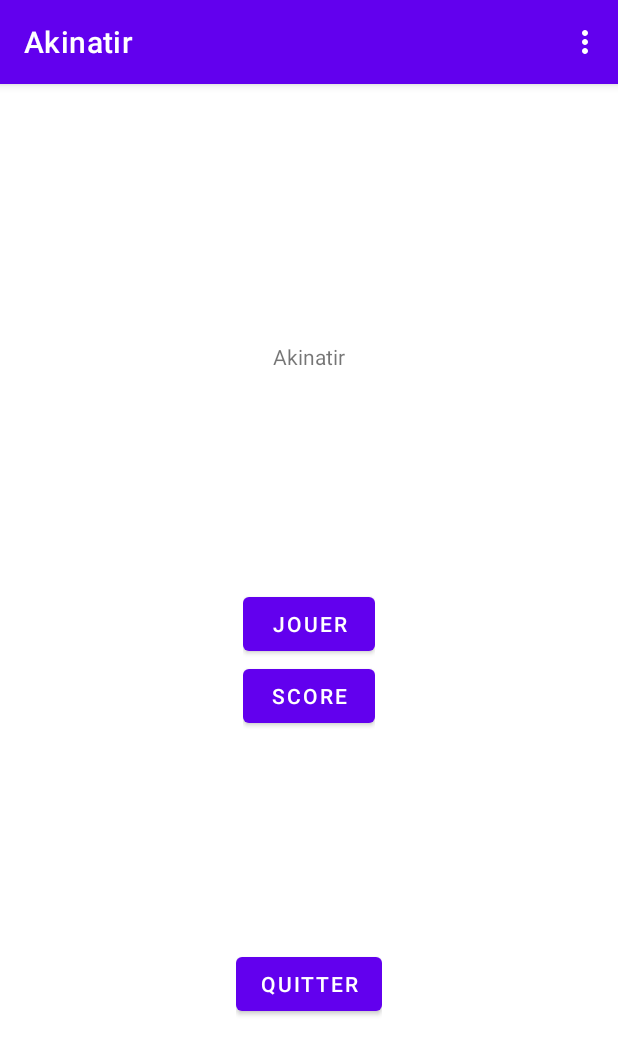
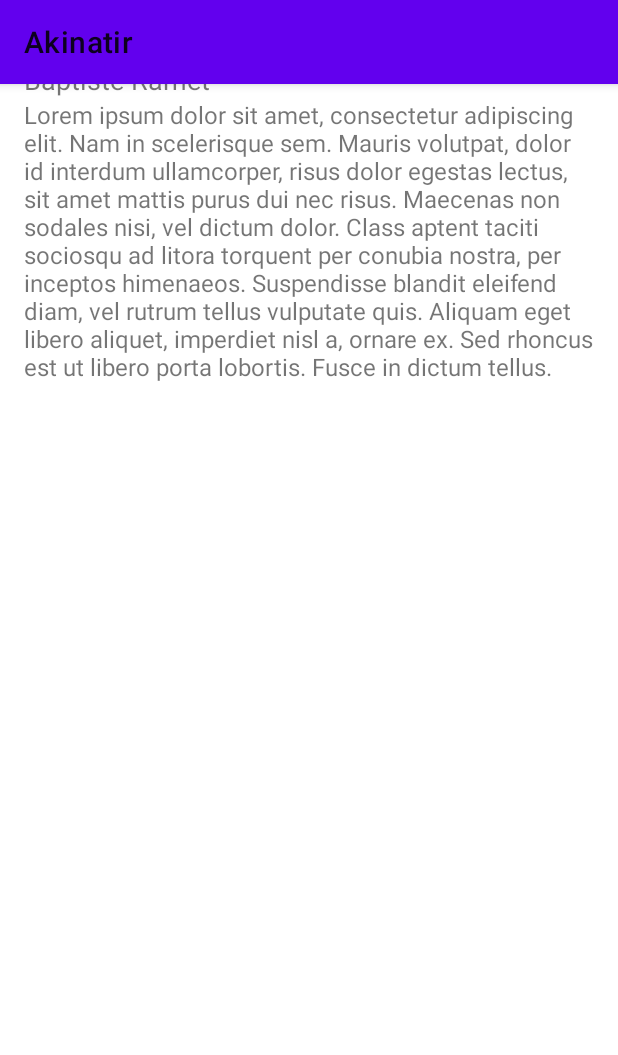
Before and after one commit to Vanysh3d/ProjetMobileCalcMent, an Android app: the HomeScreen screen opened directly, with no data from a screen before it, in the options menu, after a tap on "À propos", on a phone screen of 412 x 824 dp. Shown: the top 1055 px of the screen. Run offline under Robolectric (Android 15) with nearby library versions, the phone set to English and light mode, and no system bars; 1 statement that could not run was skipped.

Commit message:
ajout de toutes les activities pensés et demandées dans le sujet + mise à jour des Strings et traduction

```diff
--- a/app/build.gradle.kts
+++ b/app/build.gradle.kts
@@ -37,6 +37,7 @@ dependencies {
     implementation(libs.material)
     implementation(libs.activity)
     implementation(libs.constraintlayout)
+    implementation(libs.preference)
     testImplementation(libs.junit)
     androidTestImplementation(libs.ext.junit)
     androidTestImplementation(libs.espresso.core)
--- /dev/null
+++ b/app/src/main/java/com/example/ProjectMobileCalcMent/AboutActivity.java
@@ -0,0 +1,26 @@
+package com.example.ProjectMobileCalcMent;
+
+import android.os.Bundle;
+
+import androidx.activity.EdgeToEdge;
+import androidx.appcompat.app.AppCompatActivity;
+import androidx.core.graphics.Insets;
+import androidx.core.view.ViewCompat;
+import androidx.core.view.WindowInsetsCompat;
+
+import com.example.projetmobilecalcment.R;
+
+public class AboutActivity extends AppCompatActivity {
+
+    @Override
+    protected void onCreate(Bundle savedInstanceState) {
+        super.onCreate(savedInstanceState);
+        EdgeToEdge.enable(this);
+        setContentView(R.layout.activity_about);
+        ViewCompat.setOnApplyWindowInsetsListener(findViewById(R.id.main), (v, insets) -> {
+            Insets systemBars = insets.getInsets(WindowInsetsCompat.Type.systemBars());
+            v.setPadding(systemBars.left, systemBars.top, systemBars.right, systemBars.bottom);
+            return insets;
+        });
+    }
+}
--- a/app/src/main/java/com/example/ProjectMobileCalcMent/HomeScreen.java
+++ b/app/src/main/java/com/example/ProjectMobileCalcMent/HomeScreen.java
@@ -1,8 +1,10 @@
 package com.example.ProjectMobileCalcMent;
 
+import android.content.Intent;
 import android.os.Bundle;
 import android.view.Menu;
 import android.view.MenuItem;
+import android.widget.Button;
 
 import androidx.activity.EdgeToEdge;
 import androidx.appcompat.app.AppCompatActivity;
@@ -24,6 +26,24 @@ public class HomeScreen extends AppCompatActivity {
             v.setPadding(systemBars.left, systemBars.top, systemBars.right, systemBars.bottom);
             return insets;
         });
+
+        Button playButton = findViewById(R.id.button_play);
+        Button scoreButton = findViewById(R.id.button_score);
+        Button quitButton = findViewById(R.id.button_quit);
+
+        playButton.setOnClickListener(v -> {
+            Intent intent = new Intent(this, GameActivity.class);
+            startActivity(intent);
+        });
+
+        scoreButton.setOnClickListener(v -> {
+            Intent intent = new Intent(this, ScoreActivity.class);
+            startActivity(intent);
+        });
+
+        quitButton.setOnClickListener(v -> {
+            finishAffinity();
+        });
     }
 
     @Override
@@ -42,10 +62,12 @@ public class HomeScreen extends AppCompatActivity {
 
         //noinspection SimplifiableIfStatement
         if (id == R.id.menu_about) {
-            // Handle the about action
+            Intent intent = new Intent(this, AboutActivity.class);
+            startActivity(intent);
             return true;
         } else if (id == R.id.menu_settings) {
-            // Handle the settings action
+            Intent intent = new Intent(this, SettingsActivity.class);
+            startActivity(intent);
             return true;
         }
 
--- /dev/null
+++ b/app/src/main/java/com/example/ProjectMobileCalcMent/ScoreActivity.java
@@ -0,0 +1,26 @@
+package com.example.ProjectMobileCalcMent;
+
+import android.os.Bundle;
+
+import androidx.activity.EdgeToEdge;
+import androidx.appcompat.app.AppCompatActivity;
+import androidx.core.graphics.Insets;
+import androidx.core.view.ViewCompat;
+import androidx.core.view.WindowInsetsCompat;
+
+import com.example.projetmobilecalcment.R;
+
+public class ScoreActivity extends AppCompatActivity {
+
+    @Override
+    protected void onCreate(Bundle savedInstanceState) {
+        super.onCreate(savedInstanceState);
+        EdgeToEdge.enable(this);
+        setContentView(R.layout.activity_score);
+        ViewCompat.setOnApplyWindowInsetsListener(findViewById(R.id.main), (v, insets) -> {
+            Insets systemBars = insets.getInsets(WindowInsetsCompat.Type.systemBars());
+            v.setPadding(systemBars.left, systemBars.top, systemBars.right, systemBars.bottom);
+            return insets;
+        });
+    }
+}
--- /dev/null
+++ b/app/src/main/res/layout/activity_about.xml
@@ -0,0 +1,29 @@
+<?xml version="1.0" encoding="utf-8"?>
+<LinearLayout xmlns:android="http://schemas.android.com/apk/res/android"
+    android:layout_width="match_parent"
+    android:layout_height="match_parent"
+    android:orientation="vertical"
+    android:padding="16dp">
+
+    <TextView
+        android:id="@+id/name1"
+        android:layout_width="wrap_content"
+        android:layout_height="wrap_content"
+        android:text="@string/name1"
+        android:textSize="18sp" />
+
+    <TextView
+        android:id="@+id/name2"
+        android:layout_width="wrap_content"
+        android:layout_height="wrap_content"
+        android:text="@string/name2"
+        android:textSize="18sp" />
+
+    <TextView
+        android:id="@+id/TextView_About"
+        android:layout_width="wrap_content"
+        android:layout_height="wrap_content"
+        android:text="@string/loremIpsum"
+        android:textSize="16sp" />
+
+</LinearLayout>
--- a/app/src/main/res/menu/main_menu.xml
+++ b/app/src/main/res/menu/main_menu.xml
@@ -2,10 +2,10 @@
 <menu xmlns:android="http://schemas.android.com/apk/res/android">
     <item
         android:id="@+id/menu_about"
-        android:title="@string/about_button"
-        android:orderInCategory="100" />
+        android:orderInCategory="100"
+        android:title="@string/menu_about" />
     <item
         android:id="@+id/menu_settings"
-        android:title="Paramètres"
-        android:orderInCategory="101" />
+        android:orderInCategory="101"
+        android:title="@string/menu_settings" />
 </menu>
--- a/app/src/main/res/values-night/themes.xml
+++ b/app/src/main/res/values-night/themes.xml
@@ -1,6 +1,6 @@
 <resources xmlns:tools="http://schemas.android.com/tools">
     <!-- Base application theme. -->
-    <style name="Theme.ProjetMobileCalcMent" parent="Theme.MaterialComponents.DayNight.DarkActionBar">
+    <style name="Theme.ProjetMobileCalcMent" parent="Theme.Material3.DayNight">
         <!-- Primary brand color. -->
         <item name="colorPrimary">@color/purple_200</item>
         <item name="colorPrimaryVariant">@color/purple_700</item>
--- a/app/src/main/res/values/strings.xml
+++ b/app/src/main/res/values/strings.xml
@@ -1,7 +1,21 @@
 <resources>
-    <string name="app_name">Akinatir</string>
+    <string name="app_name" translatable="false">Akinatir</string>
     <string name="play_button">Jouer</string>
     <string name="score_button">Score</string>
-    <string name="about_button">À propos</string>
+    <string name="menu_about">À propos</string>
     <string name="exit_button">Quitter</string>
+    <string name="menu_settings">Paramètres</string>
+    <string name="title_activity_about">À propos</string>
+    <string name="title_activity_settings">Paramètres</string>
+
+    <!-- Names -->
+    <string name="name1" translatable="false">Louis Plihon</string>
+    <string name="name2" translatable="false">Baptiste Ramet</string>
+
+    <string name="loremIpsum">Lorem ipsum dolor sit amet, consectetur adipiscing elit. Nam in scelerisque sem. Mauris
+        volutpat, dolor id interdum ullamcorper, risus dolor egestas lectus, sit amet mattis purus
+        dui nec risus. Maecenas non sodales nisi, vel dictum dolor. Class aptent taciti sociosqu ad
+        litora torquent per conubia nostra, per inceptos himenaeos. Suspendisse blandit eleifend
+        diam, vel rutrum tellus vulputate quis. Aliquam eget libero aliquet, imperdiet nisl a,
+        ornare ex. Sed rhoncus est ut libero porta lobortis. Fusce in dictum tellus.</string>
 </resources>
--- a/app/src/main/res/values/themes.xml
+++ b/app/src/main/res/values/themes.xml
@@ -1,6 +1,6 @@
 <resources xmlns:tools="http://schemas.android.com/tools">
     <!-- Base application theme. -->
-    <style name="Theme.ProjetMobileCalcMent" parent="Theme.MaterialComponents.DayNight.DarkActionBar">
+    <style name="Theme.ProjetMobileCalcMent" parent="Theme.MaterialComponents.DayNight">
         <!-- Primary brand color. -->
         <item name="colorPrimary">@color/purple_500</item>
         <item name="colorPrimaryVariant">@color/purple_700</item>
--- a/gradle/libs.versions.toml
+++ b/gradle/libs.versions.toml
@@ -7,6 +7,7 @@ appcompat = "1.6.1"
 material = "1.10.0"
 activity = "1.9.0"
 constraintlayout = "2.1.4"
+preference = "1.2.0"
 
 [libraries]
 junit = { group = "junit", name = "junit", version.ref = "junit" }
@@ -16,6 +17,7 @@ appcompat = { group = "androidx.appcompat", name = "appcompat", version.ref = "a
 material = { group = "com.google.android.material", name = "material", version.ref = "material" }
 activity = { group = "androidx.activity", name = "activity", version.ref = "activity" }
 constraintlayout = { group = "androidx.constraintlayout", name = "constraintlayout", version.ref = "constraintlayout" }
+preference = { group = "androidx.preference", name = "preference", version.ref = "preference" }
 
 [plugins]
 android-application = { id = "com.android.application", version.ref = "agp" }
```
Also changed, not shown: app/src/main/AndroidManifest.xml (+13 -0 lines), app/src/main/java/com/example/ProjectMobileCalcMent/GameActivity.java (added, +26 -0 lines), app/src/main/java/com/example/ProjectMobileCalcMent/SettingsActivity.java (added, +35 -0 lines), app/src/main/res/layout/activity_game.xml (added, +10 -0 lines), app/src/main/res/layout/activity_score.xml (added, +10 -0 lines), app/src/main/res/layout/settings_activity.xml (added, +9 -0 lines), app/src/main/res/values/arrays.xml (added, +12 -0 lines), app/src/main/res/xml/root_preferences.xml (added, +35 -0 lines), 1 other file.
